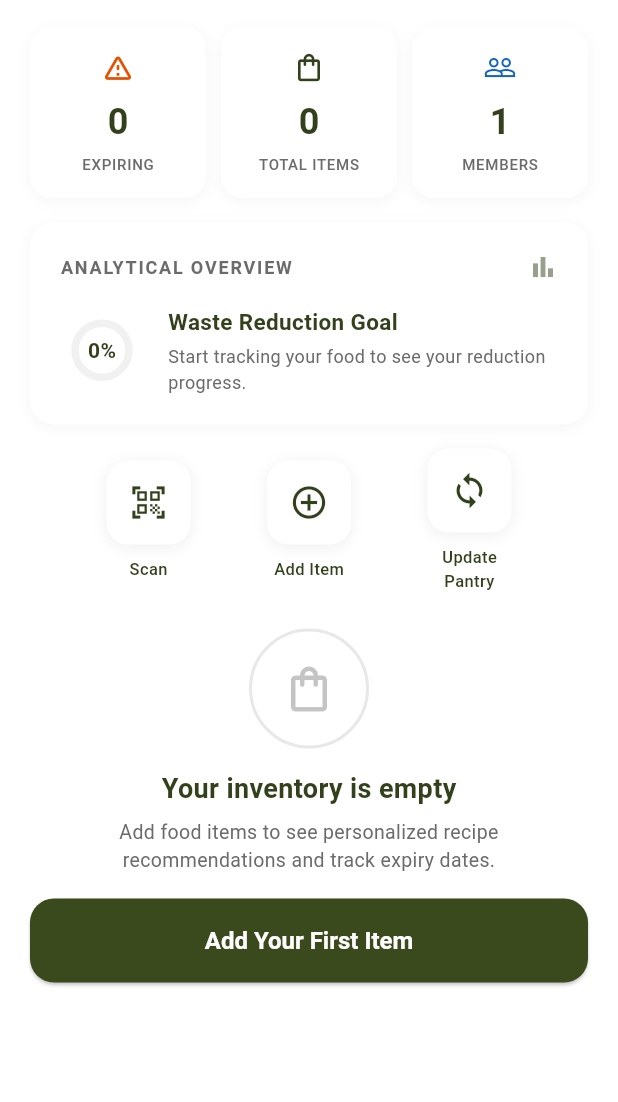
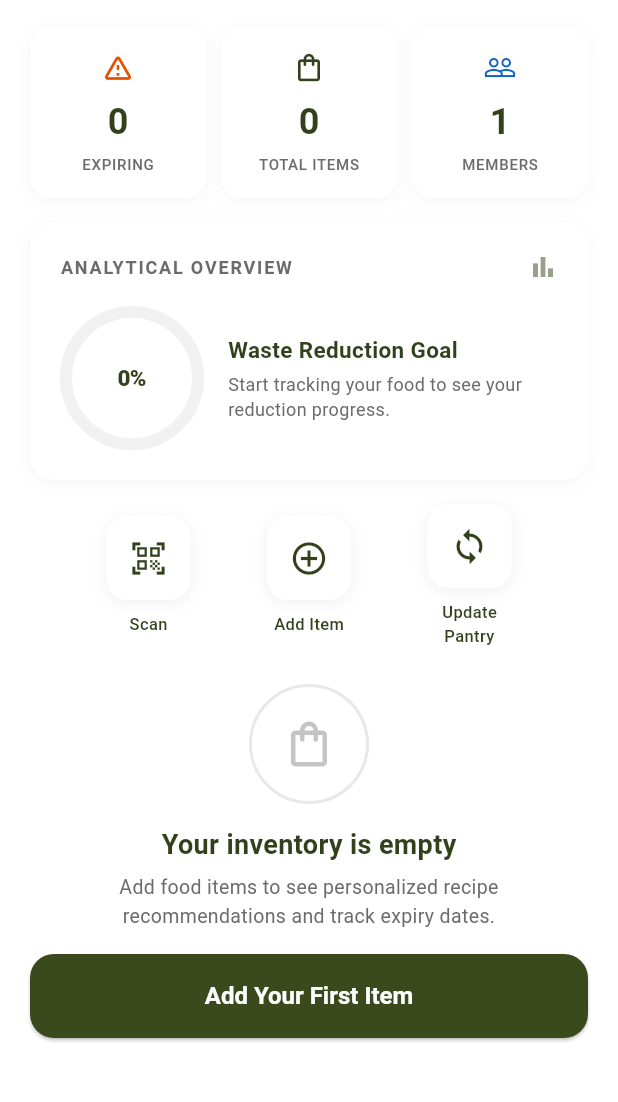
Before and after one commit to Lydia02/sabitrak, a Flutter app: the DashboardScreen screen opened directly, on a phone screen of 412 x 824 dp, the part 93-1195 px from its top. Run offline on Flutter 3.47's test engine with Material 3 defaults, Android fonts, the phone set to English and light mode, and no system bars; our stand-ins replace cached_network_image, camera, cloud_firestore, equatable, firebase_auth, firebase_core and 5 more; missing offline and left inert: google_mlkit_text_recognition, mobile_scanner; accounts and stored records are empty; generated files the repository leaves out were written again.

Commit message:
Refactor analytics and dashboard screens; enhance UI with custom painters for progress indicators

```diff
--- a/lib/presentation/screens/dashboard/dashboard_screen.dart
+++ b/lib/presentation/screens/dashboard/dashboard_screen.dart
@@ -326,31 +326,19 @@ class _DashboardScreenState extends State<DashboardScreen> {
             Row(
               children: [
                 SizedBox(
-                  width: 56,
-                  height: 56,
-                  child: Stack(
-                    alignment: Alignment.center,
-                    children: [
-                      CircularProgressIndicator(
-                        value: _isEmpty ? 0.0 : 0.85,
-                        strokeWidth: 5,
-                        backgroundColor: isDark
-                            ? Colors.white.withValues(alpha: 0.1)
-                            : AppTheme.fieldBorderColor.withValues(alpha: 0.3),
-                        valueColor: const AlwaysStoppedAnimation<Color>(
-                          AppTheme.primaryGreen,
-                        ),
-                      ),
-                      Text(
-                        _isEmpty ? '0%' : '85%',
-                        style: TextStyle(
-                          fontFamily: 'Roboto',
-                          fontSize: 14,
-                          fontWeight: FontWeight.w700,
-                          color: textColor,
-                        ),
-                      ),
-                    ],
+                  width: 96,
+                  height: 96,
+                  child: CustomPaint(
+                    painter: _DashRingPainter(
+                      value: _isEmpty ? 0.0 : 0.85,
+                      trackColor: isDark
+                          ? Colors.white.withValues(alpha: 0.1)
+                          : AppTheme.fieldBorderColor.withValues(alpha: 0.3),
+                      fillColor: AppTheme.primaryGreen,
+                      textColor: textColor,
+                      label: _isEmpty ? '0%' : '85%',
+                      strokeWidth: 8,
+                    ),
                   ),
                 ),
                 const SizedBox(width: 16),
@@ -860,6 +848,63 @@ class _DashRecipeCard extends StatelessWidget {
   }
 }
 
+class _DashRingPainter extends CustomPainter {
+  final double value;
+  final Color trackColor;
+  final Color fillColor;
+  final Color textColor;
+  final String label;
+  final double strokeWidth;
+
+  const _DashRingPainter({
+    required this.value,
+    required this.trackColor,
+    required this.fillColor,
+    required this.textColor,
+    required this.label,
+    required this.strokeWidth,
+  });
+
+  @override
+  void paint(Canvas canvas, Size size) {
+    final cx = size.width / 2;
+    final cy = size.height / 2;
+    final radius = (size.width - strokeWidth) / 2;
+    final rect = Rect.fromCircle(center: Offset(cx, cy), radius: radius);
+    final paint = Paint()
+      ..style = PaintingStyle.stroke
+      ..strokeWidth = strokeWidth
+      ..strokeCap = StrokeCap.round;
+
+    paint.color = trackColor;
+    canvas.drawCircle(Offset(cx, cy), radius, paint);
+
+    if (value > 0) {
+      paint.color = fillColor;
+      canvas.drawArc(rect, -3.14159 / 2, 2 * 3.14159 * value.clamp(0.0, 1.0), false, paint);
+    }
+
+    final tp = TextPainter(
+      text: TextSpan(
+        text: label,
+        style: TextStyle(
+          color: textColor,
+          fontSize: 15,
+          fontWeight: FontWeight.w800,
+          letterSpacing: -0.5,
+        ),
+      ),
+      textDirection: TextDirection.ltr,
+    )..layout();
+    tp.paint(canvas, Offset(cx - tp.width / 2, cy - tp.height / 2));
+  }
+
+  @override
+  bool shouldRepaint(_DashRingPainter old) =>
+      old.value != value || old.fillColor != fillColor ||
+      old.trackColor != trackColor || old.textColor != textColor;
+}
+
 // ── Pantry Check Popup ───────────────────────────────────────────────────────
 class _PantryCheckDialog extends StatelessWidget {
   const _PantryCheckDialog();
```
Also changed, not shown: lib/presentation/screens/analytics/analytics_screen.dart (+133 -62 lines).
